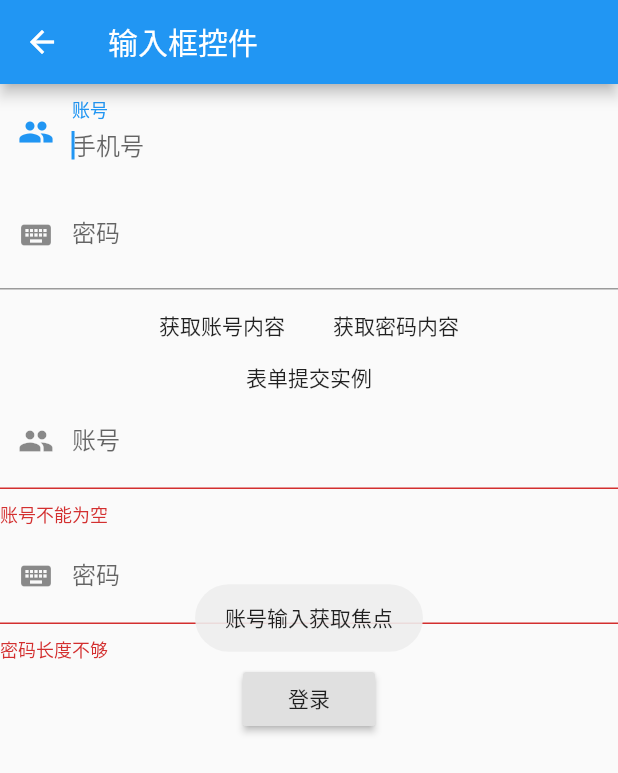
After one commit to mizhai/Flutter_lyawei, a Flutter app: the BaseWidgetpage screen opened directly, after a tap on "输入框控件", on a phone screen of 412 x 824 dp. The commit adds this screen. Shown: the top 773 px of the screen. Run offline on Flutter 3.47's test engine with Material 2 defaults, Android fonts, the phone set to English and light mode, and no system bars; our stand-ins replace fluttertoast.

Commit message:
inputtext组件应用.

```diff
--- a/lib/BaseWidgetPage.dart
+++ b/lib/BaseWidgetPage.dart
@@ -1,6 +1,8 @@
 import 'package:flutter/material.dart';
 import 'package:flutter_lyawei/ButtonWidgetPage.dart';
+import 'package:flutter_lyawei/CheckBoxPage.dart';
 import 'package:flutter_lyawei/ImageWidgetPage.dart';
+import 'package:flutter_lyawei/TextFieldWidgetPage.dart';
 import 'package:flutter_lyawei/TextWidgetPage.dart';
 
 class BaseWidgetpage extends StatelessWidget {
@@ -37,6 +39,22 @@ class BaseWidgetpage extends StatelessWidget {
                 return new ImageWidgetPage();
               }));
             },
+          ),
+          RaisedButton(
+            child: Text('单选开关及复选框'),
+            onPressed: () {
+              Navigator.push(context, new MaterialPageRoute(builder: (context) {
+                return new CheckBoxPage();
+              }));
+            },
+          ),
+          RaisedButton(
+            child: Text('输入框控件'),
+            onPressed: () {
+              Navigator.push(context, new MaterialPageRoute(builder: (context) {
+                return new TextFieldWidgetPage();
+              }));
+            },
           )
         ],
       )),
--- /dev/null
+++ b/lib/TextFieldWidgetPage.dart
@@ -0,0 +1,160 @@
+import 'package:flutter/material.dart';
+import 'package:fluttertoast/fluttertoast.dart';
+
+class TextFieldWidgetPage extends StatefulWidget {
+  @override
+  State<StatefulWidget> createState() {
+    return _TextFieldWidgetPageState();
+  }
+}
+
+class _TextFieldWidgetPageState extends State<TextFieldWidgetPage> {
+  TextEditingController _accountInputController = new TextEditingController();
+  TextEditingController _accountFormInputController =
+      new TextEditingController();
+  TextEditingController _passwordInputController = new TextEditingController();
+  TextEditingController _passwordFormInputController =
+      new TextEditingController();
+
+  FocusNode _accountFocesNode = new FocusNode();
+  FocusNode _passwordFocesNode = new FocusNode();
+
+  GlobalKey _loginForm = new GlobalKey();
+
+  @override
+  void initState() {
+    super.initState();
+    _passwordInputController.addListener(() {
+      Fluttertoast.showToast(
+          msg: '正在输入P:' + _passwordInputController.text,
+          gravity: ToastGravity.CENTER,
+          textColor: Colors.red);
+    });
+    _accountFocesNode.addListener(() {
+      Fluttertoast.showToast(msg: '账号输入获取焦点', gravity: ToastGravity.CENTER);
+    });
+    _passwordFocesNode.addListener(() {
+      Fluttertoast.showToast(msg: '密码输入获取焦点', gravity: ToastGravity.CENTER);
+    });
+  }
+
+  @override
+  Widget build(BuildContext context) {
+    return Scaffold(
+      appBar: AppBar(
+        title: Text('输入框控件'),
+      ),
+      body: (Scrollbar(
+        child: SingleChildScrollView(
+          child: Column(
+            children: <Widget>[
+              TextField(
+                autofocus: true,
+                keyboardType: TextInputType.number,
+                controller: _accountInputController,
+                decoration: InputDecoration(
+                  labelText: '账号',
+                  hintText: '手机号',
+                  prefixIcon: Icon(Icons.people),
+                  //隐藏下划线
+                  border: InputBorder.none,
+                ),
+                onChanged: (value) {
+                  Fluttertoast.showToast(
+                      msg: '正在输入A:' + value,
+                      gravity: ToastGravity.CENTER,
+                      textColor: Colors.red);
+                },
+                focusNode: _accountFocesNode,
+              ),
+              TextField(
+                autofocus: true,
+                obscureText: true,
+                keyboardType: TextInputType.text,
+                controller: _passwordInputController,
+                decoration: InputDecoration(
+                    labelText: '密码',
+                    hintText: '请输入密码(自定义样式)',
+                    prefixIcon: Icon(Icons.keyboard),
+                    hintStyle: TextStyle(color: Colors.red, fontSize: 22.0)),
+                focusNode: _passwordFocesNode,
+              ),
+              Row(
+                mainAxisAlignment: MainAxisAlignment.center,
+                children: <Widget>[
+                  FlatButton(
+                    child: Text('获取账号内容'),
+                    onPressed: () {
+                      Fluttertoast.showToast(
+                          msg: _accountInputController.text,
+                          gravity: ToastGravity.CENTER,
+                          textColor: Colors.red);
+                    },
+                  ),
+                  FlatButton(
+                    child: Text('获取密码内容'),
+                    onPressed: () {
+                      Fluttertoast.showToast(
+                          msg: _passwordInputController.text,
+                          gravity: ToastGravity.CENTER,
+                          textColor: Colors.red);
+                    },
+                  )
+                ],
+              ),
+//              ==================================================================>
+              Text('表单提交实例'),
+
+              Form(
+                key: _loginForm,
+
+                autovalidate: true, //自动开启校验,
+                child: (Column(
+                  children: <Widget>[
+                    TextFormField(
+                      autofocus: true,
+                      keyboardType: TextInputType.number,
+                      controller: _accountFormInputController,
+                      decoration: InputDecoration(
+                        labelText: '账号',
+                        hintText: '手机号',
+                        prefixIcon: Icon(Icons.people),
+                        //隐藏下划线
+                      ),
+                      validator: (v) {
+                        return v.trim().length > 0 ? null : "账号不能为空";
+                      },
+                    ),
+                    TextFormField(
+                      autofocus: true,
+                      obscureText: true,
+                      keyboardType: TextInputType.text,
+                      controller: _passwordFormInputController,
+                      validator: (v) {
+                        return v.trim().length > 5 ? null : "密码长度不够";
+                      },
+                      decoration: InputDecoration(
+                        labelText: '密码',
+                        hintText: '请输入密码(自定义样式)',
+                        prefixIcon: Icon(Icons.keyboard),
+                      ),
+                    ),
+                    RaisedButton(
+                      child: Text('登录'),
+                      onPressed: () {
+                        if ((_loginForm.currentState as FormState).validate()) {
+                          Fluttertoast.showToast(
+                              msg: '校验通过', gravity: ToastGravity.CENTER);
+                        }
+                      },
+                    ),
+                  ],
+                )),
+              ),
+            ],
+          ),
+        ),
+      )),
+    );
+  }
+}
```
Also changed, not shown: lib/CheckBoxPage.dart (added, +45 -0 lines).
